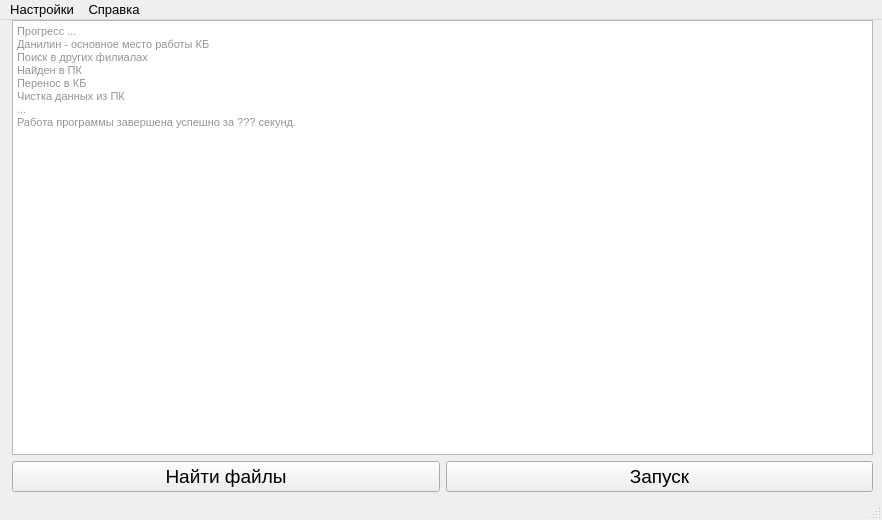
Qt form ui/Main.ui (Killk4/xmc1C) before a commit.
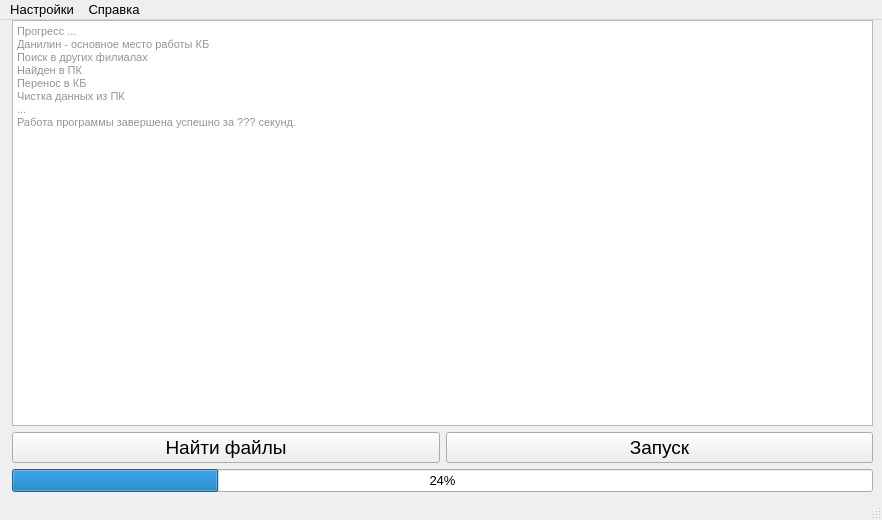
The same form after that commit.

```diff
--- a/ui/Main.ui
+++ b/ui/Main.ui
@@ -99,6 +99,13 @@
        </item>
       </layout>
      </item>
+     <item>
+      <widget class="QProgressBar" name="progressBar">
+       <property name="value">
+        <number>24</number>
+       </property>
+      </widget>
+     </item>
     </layout>
    </widget>
   </widget>
```
